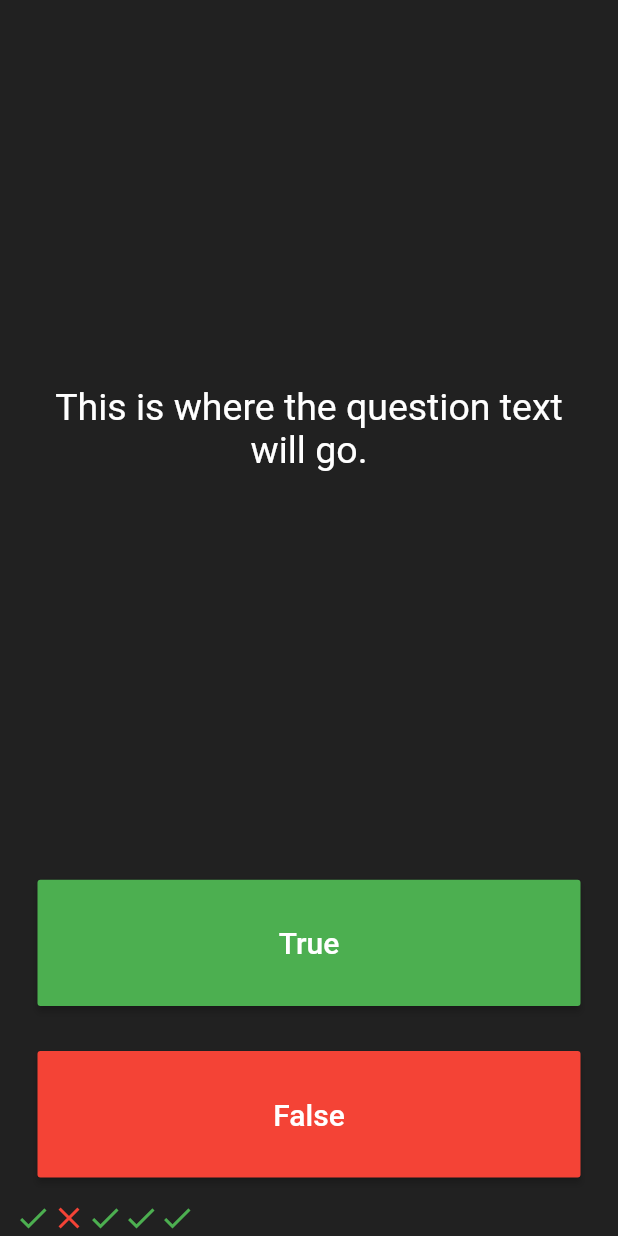
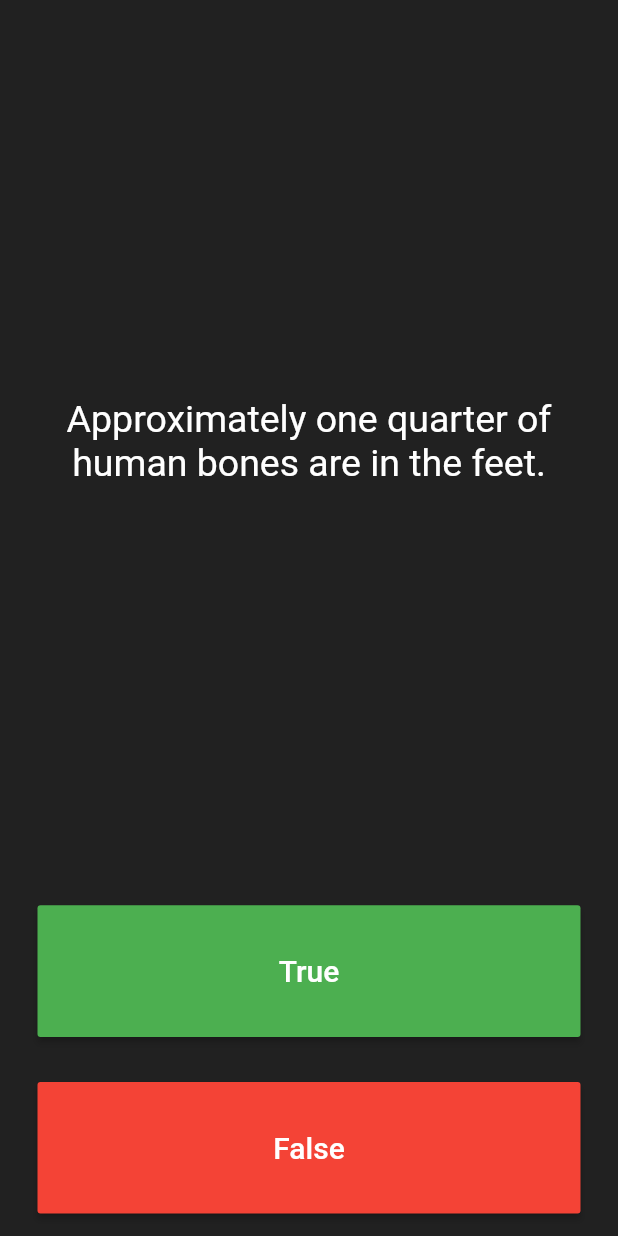
Before and after one commit to metatony/quizzler, a Flutter app: the screen it shows after launch, after a tap on "True", on a phone screen of 412 x 824 dp. Run offline on Flutter 3.47's test engine with Material 2 defaults, Android fonts, the phone set to English and light mode, and no system bars.

Commit message:
created a class for the questions and answers

```diff
--- a/lib/main.dart
+++ b/lib/main.dart
@@ -1,4 +1,5 @@
 import 'package:flutter/material.dart';
+import 'question.dart';
 
 void main() => runApp(const Quizzler());
 
@@ -29,28 +30,17 @@ class QuizPage extends StatefulWidget {
 }
 
 class _QuizPageState extends State<QuizPage> {
-  List<Widget> scoreKeeper = const [
-    Icon(
-      Icons.check,
-      color: Colors.green,
-    ),
-    Icon(
-      Icons.close,
-      color: Colors.red,
-    ),
-    Icon(
-      Icons.check,
-      color: Colors.green,
-    ),
-    Icon(
-      Icons.check,
-      color: Colors.green,
-    ),
-    Icon(
-      Icons.check,
-      color: Colors.green,
-    ),
+  List<Widget> scoreKeeper = const [];
+
+  List<Question> questionBank = [
+    Question(q: 'You can lead a cow down stairs but not up stairs.', a: false),
+    Question(
+        q: 'Approximately one quarter of human bones are in the feet.',
+        a: true),
+    Question(q: 'A slug\'s blood is green.', a: true)
   ];
+
+  int questionNumber = 0;
 
   @override
   Widget build(BuildContext context) {
@@ -58,15 +48,15 @@ class _QuizPageState extends State<QuizPage> {
       mainAxisAlignment: MainAxisAlignment.spaceBetween,
       crossAxisAlignment: CrossAxisAlignment.stretch,
       children: <Widget>[
-        const Expanded(
+        Expanded(
           flex: 5,
           child: Padding(
-            padding: EdgeInsets.all(10.0),
+            padding: const EdgeInsets.all(10.0),
             child: Center(
               child: Text(
-                'This is where the question text will go.',
+                questionBank[questionNumber].questionText,
                 textAlign: TextAlign.center,
-                style: TextStyle(
+                style: const TextStyle(
                   fontSize: 25.0,
                   color: Colors.white,
                 ),
@@ -89,11 +79,19 @@ class _QuizPageState extends State<QuizPage> {
               ),
               onPressed: () {
                 //The user picked true.
+
+                bool correctAnswer =
+                    questionBank[questionNumber].questionAnswer;
+                if (correctAnswer == true) {
+                  print('user got it right');
+                } else {
+                  print('user got it wrong');
+                }
+
                 setState(() {
-                  scoreKeeper.add(
-                    const Icon(Icons.check, color: Colors.green),
-                  );
+                  questionNumber++;
                 });
+                print(questionNumber);
               },
             ),
           ),
@@ -112,14 +110,19 @@ class _QuizPageState extends State<QuizPage> {
               ),
               onPressed: () {
                 //The user picked false.
+
+                bool correctAnswer =
+                    questionBank[questionNumber].questionAnswer;
+                if (correctAnswer == false) {
+                  print('user got it right');
+                } else {
+                  print('user got it wrong');
+                }
+
                 setState(() {
-                  scoreKeeper.add(
-                    const Icon(
-                      Icons.close,
-                      color: Colors.red,
-                    ),
-                  );
+                  questionNumber++;
                 });
+                print(questionNumber);
               },
             ),
           ),
@@ -131,9 +134,3 @@ class _QuizPageState extends State<QuizPage> {
     );
   }
 }
-
-/*
-question1: 'You can lead a cow down stairs but not up stairs.', false,
-question2: 'Approximately one quarter of human bones are in the feet.', true,
-question3: 'A slug\'s blood is green.', true,
-*/
--- /dev/null
+++ b/lib/question.dart
@@ -0,0 +1,9 @@
+class Question {
+   late String questionText;
+   late bool questionAnswer;
+
+  Question({required String q, required bool a}) {
+    questionText = q;
+    questionAnswer = a;
+  }
+}
```
